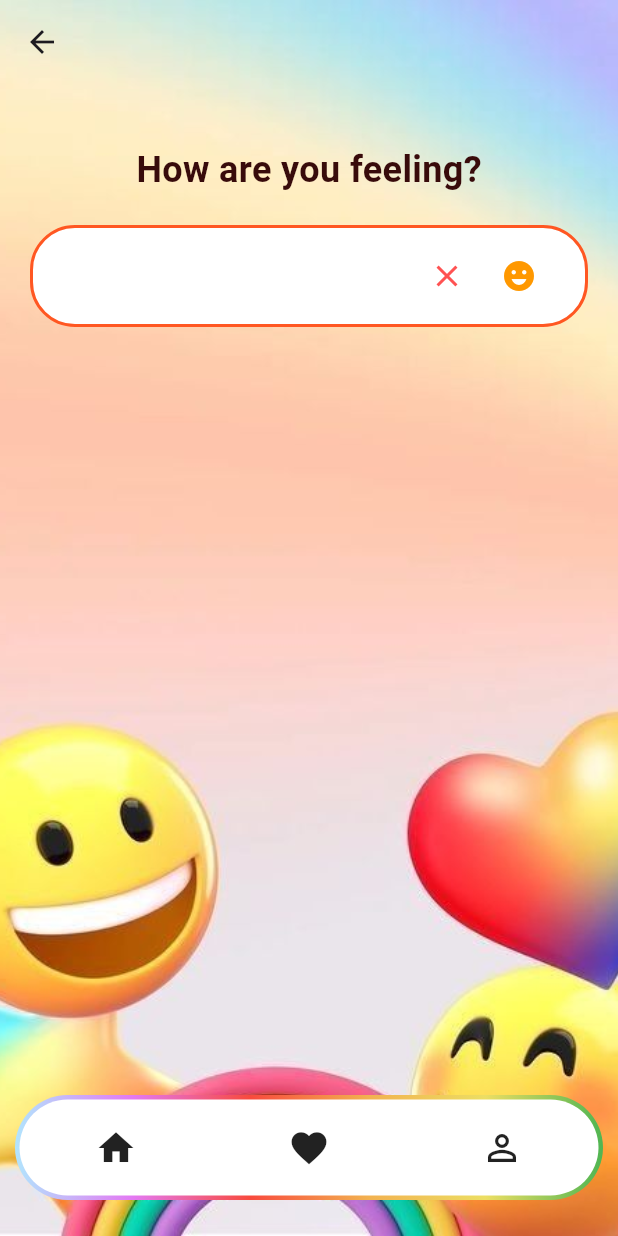
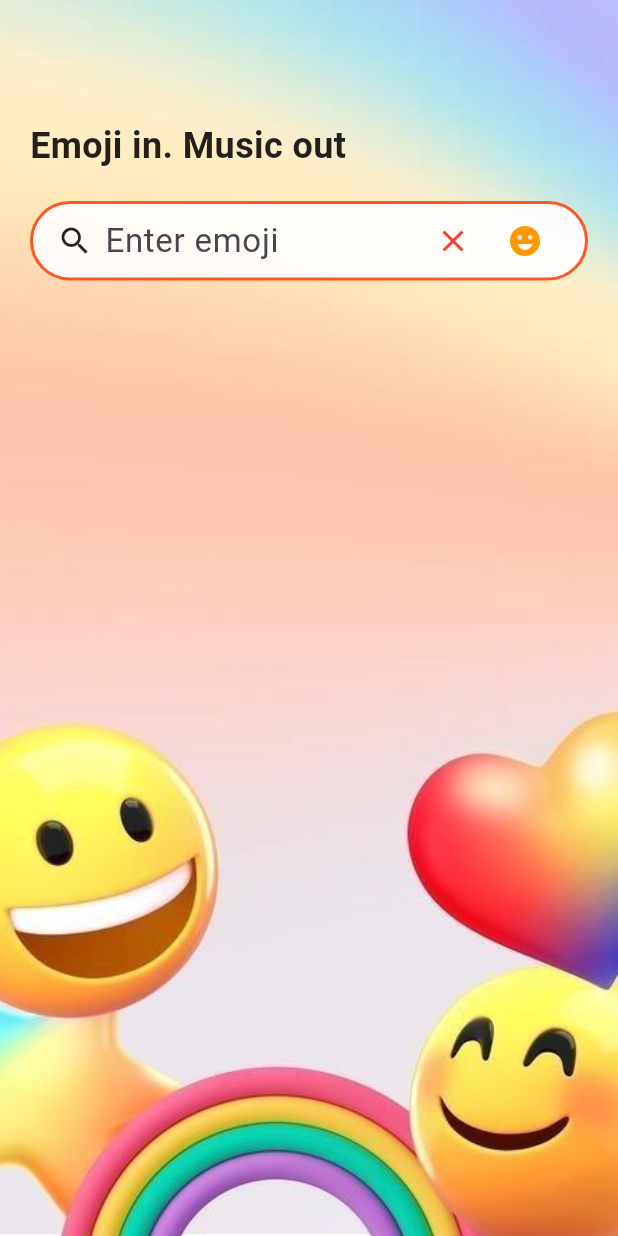
Before and after one commit to sarvani78/humoji_app, a Flutter app: the EmojiHomeScreen screen opened directly with empty values, after a tap on the "clear" icon, on a phone screen of 412 x 824 dp. Run offline on Flutter 3.47's test engine with Material 3 defaults, Android fonts, the phone set to English and light mode, and no system bars; our stand-ins replace audioplayers, device_preview, emoji_picker_flutter, shared_preferences; accounts and stored records are empty.

Commit message:
updated homescreen

```diff
--- a/lib/screens/home_screen.dart
+++ b/lib/screens/home_screen.dart
@@ -1,11 +1,11 @@
 import 'package:flutter/material.dart';
 import 'package:emoji_picker_flutter/emoji_picker_flutter.dart';
-import 'package:humoji_app/screens/profile_screen.dart';
+import 'package:audioplayers/audioplayers.dart';
+import 'package:device_preview/device_preview.dart';
+
 
 class EmojiHomeScreen extends StatefulWidget {
-  final String selectedLanguage;
-
-  const EmojiHomeScreen({super.key, required this.selectedLanguage});
+  const EmojiHomeScreen({super.key, required selectedLanguage});
 
   @override
   State<EmojiHomeScreen> createState() => _EmojiHomeScreenState();
@@ -13,35 +13,183 @@ class EmojiHomeScreen extends StatefulWidget {
 
 class _EmojiHomeScreenState extends State<EmojiHomeScreen> {
   bool showEmojiPicker = false;
-  String emojiText = '';
+  final TextEditingController _controller = TextEditingController();
+  final AudioPlayer _audioPlayer = AudioPlayer();
 
-  void _toggleEmojiPicker() {
+  String _currentEmoji = '';
+  bool showSongList = false;
+  bool _isPlaying = false;
+  String? _currentlyPlayingPath;
+
+  final List<String> loveEmojis = ['❤','🩷','🧡','💛','💚','💙','🩵','💜','🤎','🖤','🩶','🤍','❤‍🔥','❣','💕','💞','💗','💖','💘','💝','💟','💌','😍','😘','🥰','🤩','😗','😙','🤩','🤗','🫠','🫣','🙈','😽','😻','🫀','🫦','🫶','🫰','🎀','💋','♥','🌹','🌸','🏵','🌺','🌻','🌼','🌷'];
+  final List<String> sadEmojis = ['🥲','😔','☹','🥺','🥹','😥','😢','😖','😓','😿','😾','🙍‍♀','🙎‍♂','🙎‍♀','🥀','😭','🙎','💔'];
+  final List<String> happyEmojis = ['😀','😁','😃','😄','😆','😉','😊','😎','😋','☺','🙂','😛','😜','😝','🤪','😇','🤭','🫣','😹','😸','😺'];
+  final List<String> retroEmojis = ['🎥','🎞','📽','🎬','📼','🎦'];
+  final List<String> itemEmojis = ['💃','🕺','🪩','🪭','🩰','👯','👯‍♂','👯‍♀'];
+
+
+  final List<Map<String, String>> loveSongs = [
+    {
+      'title': 'Akhiyaan Gulab',
+      'subtitle': 'Tanishk Bagchi, Jubin Nautiyal, Asees Kaur',
+      'path': 'assets/akhiyaangulab.mp3',
+    },
+    {
+      'title': 'Heeriye',
+      'subtitle': 'Payal Dev, Jubin Nautiyal, Kunaal Vermaa',
+      'path': 'assets/Heeriye.mp3',
+    },
+    {
+      'title': 'Ishq Hai',
+      'subtitle': 'Himesh Reshammiya',
+      'path': 'assets/IshqHai.mp3',
+    },
+    {
+      'title': 'Main Rahoon',
+      'subtitle': 'Payal Dev, Jubin Nautiyal, Kunaal Vermaa',
+      'path': 'assets/mainrahoon.mp3',
+    },
+    {
+      'title': 'Manwa Laage',
+      'subtitle': 'Payal Dev, Jubin Nautiyal, Kunaal Vermaa',
+      'path': 'assets/ManwaLaage.mp3',
+    },
+    {
+      'title': 'Sawar Loon',
+       'subtitle': 'Payal Dev, Jubin Nautiyal, Kunaal Vermaa',
+      'path': 'assets/sawarloon.mp3',
+    },
+    {
+      'title': 'Tere Bina',
+      'subtitle': 'Payal Dev, Jubin Nautiyal, Kunaal Vermaa',
+      'path': 'assets/Tere_Bina.mp3',
+    },
+  ];
+
+
+  final List<Map<String, String>> sadSongs = [
+    {
+      'title': 'Chana Mereya',
+      'subtitle': 'Artist X',
+      'path': 'assets/Channamereya.mp3',
+    },
+        {
+      'title': 'Agar Tum Saath Ho',
+      'subtitle': 'Artist X',
+      'path': 'assets/agartumsaathho.mp3',
+    },
+      {
+      'title': 'Abhi Na Jao Chod',
+      'subtitle': 'Artist X',
+      'path': 'assets/abhinajao.mp3',
+    },
+        {
+      'title': 'HamariAdhuriKahani',
+      'subtitle': 'Artist X',
+      'path': 'assets/HamariAdhuriKahani.mp3',
+    },
+        {
+      'title': 'Satranga',
+      'subtitle': 'Artist X',
+      'path': 'assets/Satranga.mp3',
+    },
+        {
+      'title': 'Shayad',
+      'subtitle': 'Artist X',
+      'path': 'assets/Shayad.mp3',
+    },
+        {
+      'title': 'Tum Hi Ho',
+      'subtitle': 'Artist X',
+      'path': 'assets/Tum Hi Ho.mp3',
+    },
+
+  ];
+
+
+
+  final List<Map<String, String>> happySongs = [
+    {'title': 'Happy Beats', 'subtitle': 'DJ Smile', 'path': 'assets/happy1.mp3'},
+    {'title': 'Good Vibes', 'subtitle': 'Feel Crew', 'path': 'assets/happy2.mp3'},
+  ];
+
+  final List<Map<String, String>> retroSongs = [
+    {'title': 'Retro Vibes', 'subtitle': 'Classic Era', 'path': 'assets/retro1.mp3'},
+    {'title': 'Nostalgia', 'subtitle': 'Old Gold', 'path': 'assets/retro2.mp3'},
+  ];
+
+  final List<Map<String, String>> itemSongs = [
+    {'title': 'Party Anthem', 'subtitle': 'Groove Hit', 'path': 'assets/item1.mp3'},
+    {'title': 'Dance Floor', 'subtitle': 'Shake Beat', 'path': 'assets/item2.mp3'},
+  ];
+
+  List<Map<String, String>> _currentSongList = [];
+
+  void _playSong(String path) async {
+    if (_isPlaying && _currentlyPlayingPath == path) {
+      await _audioPlayer.pause();
+      setState(() => _isPlaying = false);
+    } else {
+      await _audioPlayer.stop();
+      await _audioPlayer.play(AssetSource(path.replaceFirst('assets/', '')));
+      setState(() {
+        _isPlaying = true;
+        _currentlyPlayingPath = path;
+      });
+    }
+  }
+
+  void _onEmojiSelected(Emoji emoji) {
+    _controller.text = emoji.emoji;
+    _handleEmojiInput(emoji.emoji);
+  }
+
+  void _handleEmojiInput(String emoji) {
+    emoji = emoji.trim();
+
+    List<Map<String, String>>? selectedSongs;
+
+    if (loveEmojis.contains(emoji)) {
+      selectedSongs = loveSongs;
+    } else if (sadEmojis.contains(emoji)) {
+      selectedSongs = sadSongs;
+    } else if (happyEmojis.contains(emoji)) {
+      selectedSongs = happySongs;
+    } else if (retroEmojis.contains(emoji)) {
+      selectedSongs = retroSongs;
+    } else if (itemEmojis.contains(emoji)) {
+      selectedSongs = itemSongs;
+    }
+
     setState(() {
-      showEmojiPicker = !showEmojiPicker;
+      _currentEmoji = emoji;
+      showSongList = selectedSongs != null;
+      _currentSongList = selectedSongs ?? [];
     });
   }
 
-  void _onEmojiSelected(Emoji emoji) {
+  void _clearInput() {
+    _controller.clear();
+    _audioPlayer.stop();
     setState(() {
-      emojiText += emoji.emoji;
+      _currentEmoji = '';
+      showSongList = false;
+      _currentSongList = [];
+      _isPlaying = false;
+      _currentlyPlayingPath = null;
     });
   }
 
-  void _clearEmoji() {
-    setState(() {
-      emojiText = '';
-    });
+  @override
+  void dispose() {
+    _controller.dispose();
+    _audioPlayer.dispose();
+    super.dispose();
   }
 
   @override
   Widget build(BuildContext context) {
     return Scaffold(
-      extendBodyBehindAppBar: true,
-      appBar: AppBar(
-        title: const Text(''),
-        backgroundColor: Colors.transparent,
-        elevation: 0,
-      ),
       backgroundColor: Colors.transparent,
       body: Stack(
         children: [
@@ -49,55 +197,53 @@ class _EmojiHomeScreenState extends State<EmojiHomeScreen> {
             child: Image.asset('assets/background.jpg', fit: BoxFit.cover),
           ),
           Padding(
-            padding: const EdgeInsets.all(20.0),
+            padding: const EdgeInsets.symmetric(horizontal: 20, vertical: 80),
             child: Column(
+              crossAxisAlignment: CrossAxisAlignment.start,
               children: [
-                const SizedBox(height: kToolbarHeight + 20),
                 const Text(
-                  'How are you feeling?',
-                  style: TextStyle(
-                    fontSize: 24,
-                    fontWeight: FontWeight.bold,
-                    color: Color.fromARGB(255, 56, 11, 11),
-                  ),
+                  'Emoji in. Music out',
+                  style: TextStyle(fontSize: 24, fontWeight: FontWeight.bold, color: Colors.black87),
                 ),
                 const SizedBox(height: 20),
                 Container(
-                  padding: const EdgeInsets.symmetric(horizontal: 20, vertical: 8),
+                  padding: const EdgeInsets.symmetric(horizontal: 16),
                   decoration: BoxDecoration(
-                    color: Colors.white,
+                    color: Colors.white.withOpacity(0.9),
                     borderRadius: BorderRadius.circular(30),
                     border: Border.all(color: Colors.deepOrange, width: 2),
                   ),
                   child: Row(
                     children: [
+                      const Icon(Icons.search),
+                      const SizedBox(width: 8),
                       Expanded(
-                        child: Text(
-                          emojiText,
-                          style: const TextStyle(fontSize: 24),
+                        child: TextFormField(
+                          controller: _controller,
+                          style: const TextStyle(fontSize: 22),
+                          onFieldSubmitted: _handleEmojiInput,
+                          decoration: const InputDecoration(
+                            hintText: 'Enter emoji',
+                            border: InputBorder.none,
+                          ),
                         ),
                       ),
                       IconButton(
-                        icon: const Icon(Icons.clear, color: Colors.redAccent),
-                        onPressed: _clearEmoji,
+                        icon: const Icon(Icons.clear, color: Colors.red),
+                        onPressed: _clearInput,
                       ),
                       IconButton(
                         icon: const Icon(Icons.emoji_emotions, color: Colors.orange),
-                        onPressed: _toggleEmojiPicker,
+                        onPressed: () => setState(() => showEmojiPicker = !showEmojiPicker),
                       ),
                     ],
                   ),
                 ),
-
-                const SizedBox(height: 20),
-
-
+                const SizedBox(height: 10),
                 if (showEmojiPicker)
-                  Container(
+                  SizedBox(
                     height: 250,
-                    decoration: BoxDecoration(borderRadius: BorderRadius.circular(20)),
                     child: EmojiPicker(
-
                       onEmojiSelected: (Category? category, Emoji emoji) {
                         _onEmojiSelected(emoji);
                       },
@@ -112,65 +258,41 @@ class _EmojiHomeScreenState extends State<EmojiHomeScreen> {
                         recentsLimit: 28,
                         categoryIcons: const CategoryIcons(),
                         buttonMode: ButtonMode.MATERIAL,
+                      ),
+                    ),
+                  ),
+                const SizedBox(height: 10),
+                if (showSongList)
+                  Center(
+                    child: Container(
+                      width: 350,
+                      height: 280,
+                      decoration: BoxDecoration(
+                        color: Colors.white.withOpacity(0.6),
+                        borderRadius: BorderRadius.circular(20),
+                        border: Border.all(color: Colors.deepOrange, width: 2),
+                      ),
+                      child: ListView.builder(
+                        itemCount: _currentSongList.length,
+                        itemBuilder: (context, index) {
+                          final song = _currentSongList[index];
+                          final isCurrent = _currentlyPlayingPath == song['path'] && _isPlaying;
 
+                          return ListTile(
+                            dense: true,
+                            leading: const Icon(Icons.music_note, color: Colors.orange),
+                            title: Text(song['title']!, style: const TextStyle(fontSize: 14, color: Colors.black)),
+                            subtitle: Text(song['subtitle']!, style: const TextStyle(fontSize: 12, color: Colors.black87)),
+                            trailing: IconButton(
+                              icon: Icon(isCurrent ? Icons.pause_circle_filled : Icons.play_arrow, color: Colors.deepOrange),
+                              onPressed: () => _playSong(song['path']!),
+                            ),
+                          );
+                        },
                       ),
                     ),
                   ),
               ],
-            ),
-          ),
-
-          // Bottom Navigation
-          Align(
-            alignment: Alignment.bottomCenter,
-            child: Padding(
-              padding: const EdgeInsets.only(bottom: 24.0),
-              child: Container(
-                height: 70,
-                margin: const EdgeInsets.symmetric(horizontal: 10),
-                padding: const EdgeInsets.all(3),
-                decoration: BoxDecoration(
-                  gradient: const LinearGradient(
-                    colors: [
-                      Color.fromARGB(255, 177, 229, 253),
-                      Color.fromARGB(255, 227, 121, 243),
-                      Color.fromARGB(255, 248, 74, 61),
-                      Color.fromARGB(255, 242, 177, 80),
-                      Color.fromARGB(255, 236, 222, 99),
-                      Color.fromARGB(255, 79, 181, 82),
-                    ],
-                    begin: Alignment.centerLeft,
-                    end: Alignment.centerRight,
-                  ),
-                  borderRadius: BorderRadius.circular(35),
-                ),
-                child: Container(
-                  decoration: BoxDecoration(
-                    color: Colors.white,
-                    borderRadius: BorderRadius.circular(32),
-                  ),
-                  child: Row(
-                    mainAxisAlignment: MainAxisAlignment.spaceAround,
-                    children: [
-                      IconButton(
-                        icon: const Icon(Icons.home, size: 28, color: Colors.black87),
-                        onPressed: () {},
-                      ),
-                      IconButton(
-                        icon: const Icon(Icons.favorite, size: 28, color: Colors.black87),
-                        onPressed: () {},
-                      ),
-                      IconButton(
-                        icon: const Icon(Icons.person_outline, size: 28, color: Colors.black87),
-                        onPressed: ()
-                        {
-                          Navigator.push(context, MaterialPageRoute(builder:(context) => ProfileScreen()));
-                        },
-                      ),
-                    ],
-                  ),
-                ),
-              ),
             ),
           ),
         ],
--- a/lib/screens/login_screen.dart
+++ b/lib/screens/login_screen.dart
@@ -180,7 +180,6 @@ class _SignupState extends State<Signup> {
 
       await saveUser(emailOrPhone, password);
 
-      // ignore: use_build_context_synchronously
       ScaffoldMessenger.of(context).showSnackBar(
         const SnackBar(content: Text("Account created! You can login now.")),
       );
--- a/pubspec.yaml
+++ b/pubspec.yaml
@@ -32,7 +32,7 @@ dependencies:
     sdk: flutter
   device_preview: ^1.1.0
   emoji_picker_flutter: ^1.5.1
-  #audioplayers: ^6.5.0
+  audioplayers: ^5.2.1
   # The following adds the Cupertino Icons font to your application.
   # Use with the CupertinoIcons class for iOS style icons.
   cupertino_icons: ^1.0.8
```
Also changed, not shown: pubspec.lock, 5 other files.
